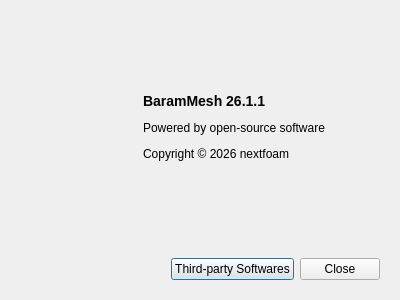
Old version of the form baramMesh/view/menu/help/about_dialog.ui in the repository xupeiwust/baram.
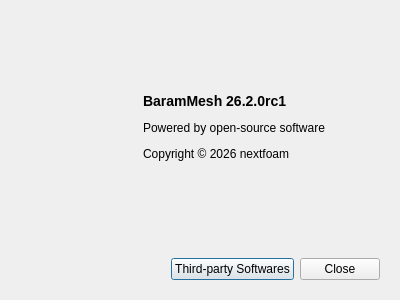
New version of the form.

The edit to the form file:
```diff
--- a/baramMesh/view/menu/help/about_dialog.ui
+++ b/baramMesh/view/menu/help/about_dialog.ui
@@ -90,7 +90,7 @@
          </sizepolicy>
         </property>
         <property name="text">
-         <string>&lt;p&gt;&lt;b&gt;&lt;font size=&quot;4&quot;&gt;BaramMesh 26.1.1&lt;/font&gt;&lt;/b&gt;&lt;/p&gt;
+         <string>&lt;p&gt;&lt;b&gt;&lt;font size=&quot;4&quot;&gt;BaramMesh 26.2.0rc1&lt;/font&gt;&lt;/b&gt;&lt;/p&gt;
 
 &lt;p&gt;Powered by open-source software&lt;/p&gt;
 
```
